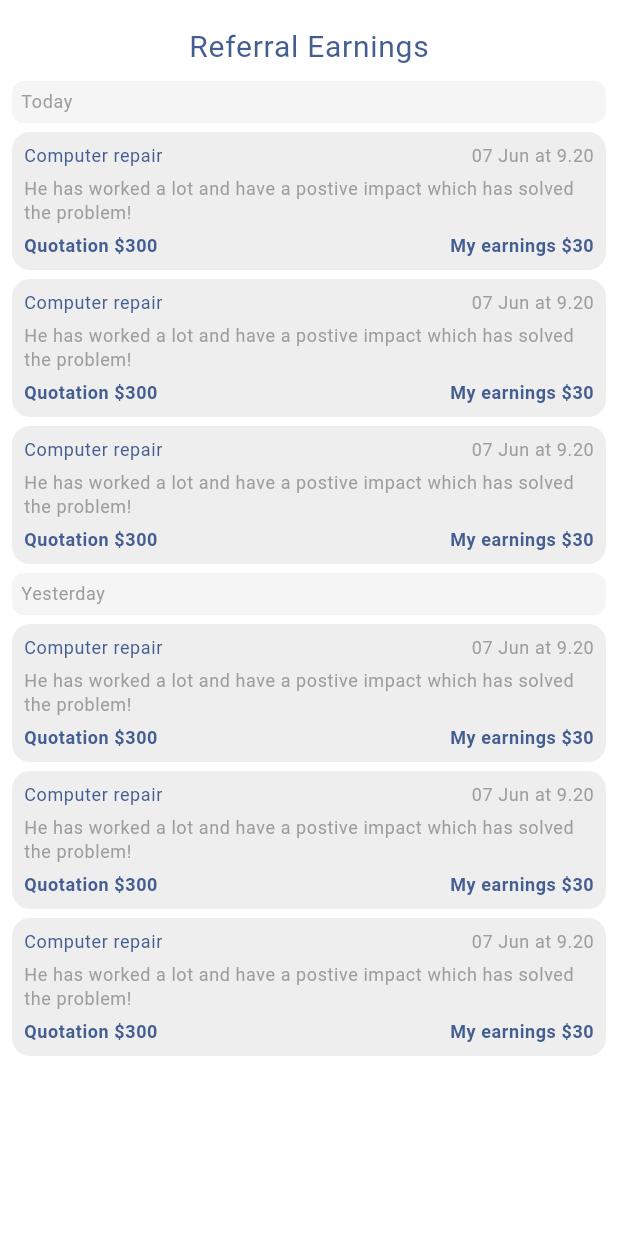
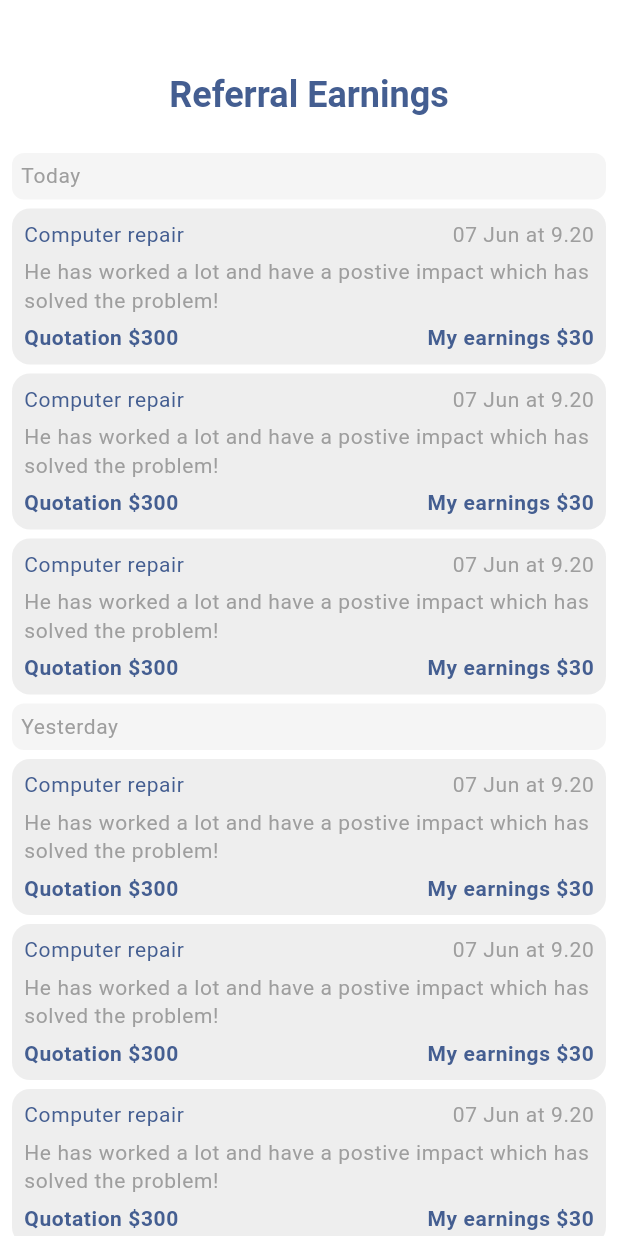
Before and after one commit to Raghav-995/Zenzzed-UI, a Flutter app: the ReferralsEarnings screen opened directly, on a phone screen of 412 x 824 dp. Run offline on Flutter 3.47's test engine with Material 3 defaults, Android fonts, the light colour scheme and no system bars; our stand-ins replace flutter_image_slideshow, get, pin_code_fields; network calls fail.

Commit message:
slight changes in ui

```diff
--- a/lib/profile/views/notifications.dart
+++ b/lib/profile/views/notifications.dart
@@ -36,17 +36,17 @@ class Notifications extends StatelessWidget {
       body: Column(
         children: [
           const SizedBox(
-            height: 14.0,
+            height: 40.0,
           ),
           Text(
             'Notifications',
             style: Theme.of(context)
                 .textTheme
-                .bodyLarge!
+                .titleLarge!
                 .copyWith(color: Theme.of(context).colorScheme.primary),
           ),
           const SizedBox(
-            height: 6.0,
+            height: 24.0,
           ),
           for (int j = 0; j < 2; j++)
             for (int i = 0; i < 3; i++)
--- a/lib/profile/views/referrals_earnings.dart
+++ b/lib/profile/views/referrals_earnings.dart
@@ -29,14 +29,14 @@ class ReferralsEarnings extends StatelessWidget {
                 children: [
                   Text(
                     referrals['worktype']!,
-                    style: Theme.of(context).textTheme.bodySmall!.copyWith(
-                        fontSize: 12.0,
-                        color: Theme.of(context).colorScheme.primary),
+                    style: Theme.of(context)
+                        .textTheme
+                        .bodySmall!
+                        .copyWith(color: Theme.of(context).colorScheme.primary),
                   ),
                   Text(
                     referrals['date']!,
                     style: Theme.of(context).textTheme.bodySmall!.copyWith(
-                        fontSize: 12.0,
                         color:
                             Theme.of(context).colorScheme.onSecondaryContainer),
                   ),
@@ -48,7 +48,6 @@ class ReferralsEarnings extends StatelessWidget {
               Text(
                 referrals['description']!,
                 style: Theme.of(context).textTheme.bodySmall!.copyWith(
-                    fontSize: 12.0,
                     color: Theme.of(context).colorScheme.onSecondaryContainer),
               ),
               const SizedBox(
@@ -60,7 +59,6 @@ class ReferralsEarnings extends StatelessWidget {
                   Text(
                     referrals['quotation']!,
                     style: Theme.of(context).textTheme.bodySmall!.copyWith(
-                        fontSize: 12.0,
                         fontWeight: FontWeight.bold,
                         color: Theme.of(context).colorScheme.primary),
                   ),
@@ -68,7 +66,6 @@ class ReferralsEarnings extends StatelessWidget {
                     referrals['myearnings']!,
                     style: Theme.of(context).textTheme.bodySmall!.copyWith(
                         fontWeight: FontWeight.bold,
-                        fontSize: 12.0,
                         color: Theme.of(context).colorScheme.primary),
                   )
                 ],
@@ -80,22 +77,23 @@ class ReferralsEarnings extends StatelessWidget {
     );
 
     return Scaffold(
-        body: Padding(
+        body: SingleChildScrollView(
+      child: Padding(
           padding: const EdgeInsets.all(8.0),
           child: Column(
             children: [
               const SizedBox(
-                  height: 8.0,
+                height: 40.0,
               ),
               Text(
                 'Referral Earnings',
                 style: Theme.of(context)
                     .textTheme
-                      .bodyLarge!
+                    .titleLarge!
                     .copyWith(color: Theme.of(context).colorScheme.primary),
               ),
               const SizedBox(
-                  height: 8.0,
+                height: 24.0,
               ),
               Container(
                 decoration: BoxDecoration(
@@ -108,11 +106,7 @@ class ReferralsEarnings extends StatelessWidget {
                       padding: const EdgeInsets.all(6.0),
                       child: Text(
                         'Today',
-                          style: Theme.of(context)
-                              .textTheme
-                              .bodySmall!
-                              .copyWith(
-                                  fontSize: 12.0,
+                        style: Theme.of(context).textTheme.bodySmall!.copyWith(
                             color: Theme.of(context)
                                 .colorScheme
                                 .onSecondaryContainer),
@@ -136,11 +130,7 @@ class ReferralsEarnings extends StatelessWidget {
                       padding: const EdgeInsets.all(6.0),
                       child: Text(
                         'Yesterday',
-                          style: Theme.of(context)
-                              .textTheme
-                              .bodySmall!
-                              .copyWith(
-                                  fontSize: 12.0,
+                        style: Theme.of(context).textTheme.bodySmall!.copyWith(
                             color: Theme.of(context)
                                 .colorScheme
                                 .onSecondaryContainer),
@@ -151,6 +141,7 @@ class ReferralsEarnings extends StatelessWidget {
               ),
               for (int i = 0; i < 3; i++) container,
             ],
-            )));
+          )),
+    ));
   }
 }
```
Also changed, not shown: lib/Home/View/chats/workstatus.dart (+27 -19 lines), lib/profile/views/change_password.dart (+8 -4 lines), lib/profile/views/termscondition.dart (+5 -2 lines). Lines whose indentation alone changed are shown as unchanged.
